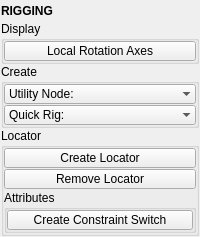
This is tentacle/ui/rigging.ui in m3trik/tentacle as Qt 5 draws it before an edit. The edited form follows.
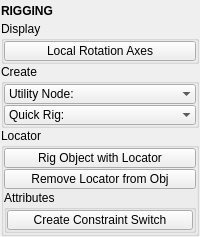
This is the edited form. Custom widgets are drawn as their Qt base class.

```diff
--- a/tentacle/ui/rigging.ui
+++ b/tentacle/ui/rigging.ui
@@ -241,7 +241,7 @@
             <string>&lt;html&gt;&lt;head/&gt;&lt;body&gt;&lt;p&gt;Create locators with the same transforms as any selected object(s).&lt;/p&gt;&lt;p&gt;If there are vertices selected it will create a locator at the center of the selected vertices combined bounding box.&lt;/p&gt;&lt;/body&gt;&lt;/html&gt;</string>
            </property>
            <property name="text">
-            <string>Create Locator</string>
+            <string>Rig Object with Locator</string>
            </property>
            <property name="checkable">
             <bool>false</bool>
@@ -266,7 +266,7 @@
             <string>Remove locators from the selected object(s).</string>
            </property>
            <property name="text">
-            <string>Remove Locator</string>
+            <string>Remove Locator from Obj</string>
            </property>
            <property name="checkable">
             <bool>false</bool>
```
